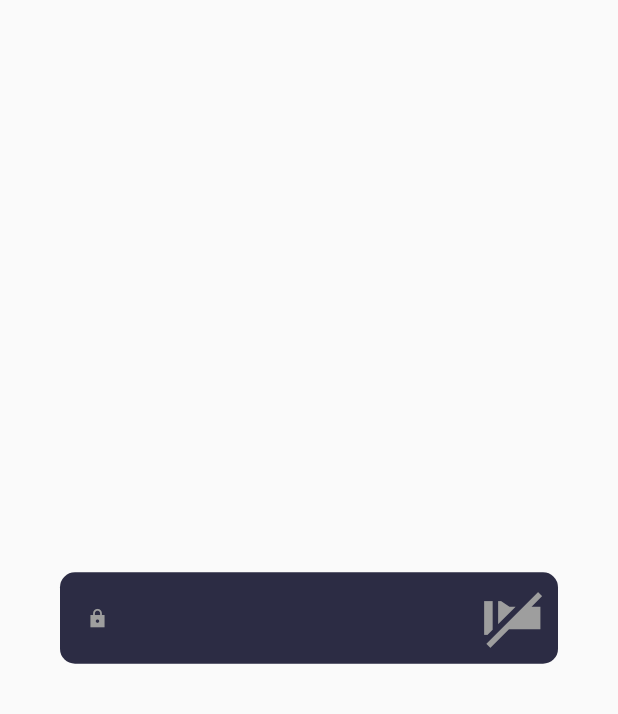
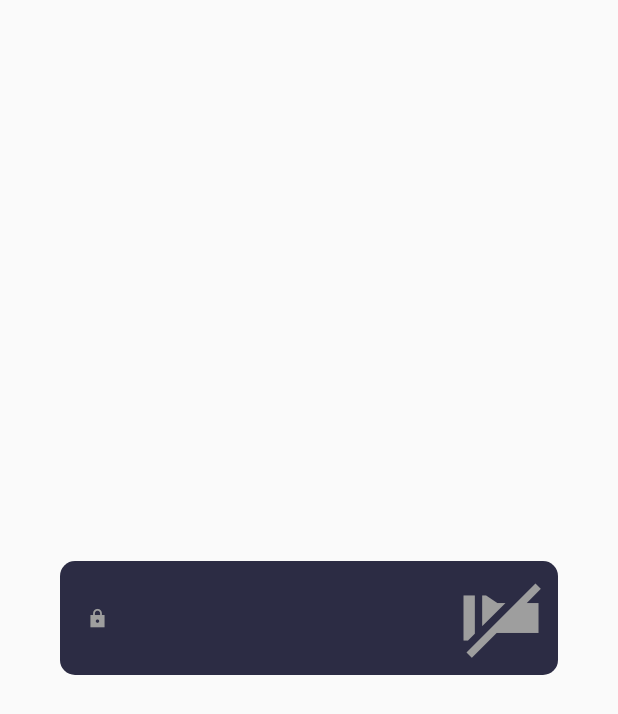
Before and after one commit to zaumaiano/my-flutter-challenges, a Flutter app: the screen it shows after launch, on a phone screen of 412 x 824 dp. Shown: the top 714 px of the screen. Run offline on Flutter 3.47's test engine with Material 2 defaults, Android fonts, the phone set to English and light mode, and no system bars; our stand-ins replace audioplayers, flutter_phoenix, line_icons, lottie; missing offline and left inert: bitsdojo_window.

Commit message:
Update FlashLight Size

```diff
--- a/flashlight_password/lib/screen/home.dart
+++ b/flashlight_password/lib/screen/home.dart
@@ -117,7 +117,7 @@ class _HomeScreenState extends State<HomeScreen> {
                               ? Icons.flashlight_on
                               : Icons.flashlight_off,
                           color: Colors.grey,
-                          size: 45,
+                          size: 60,
                         ),
                       ),
                     ),
```
